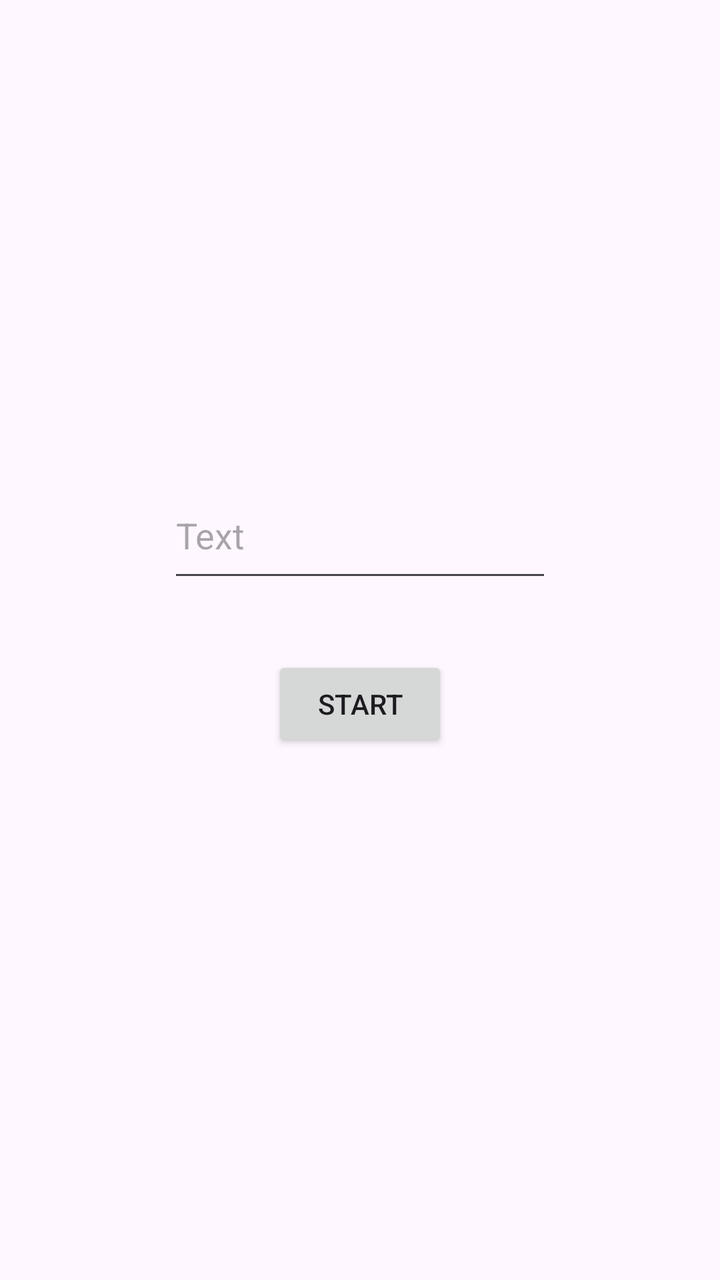
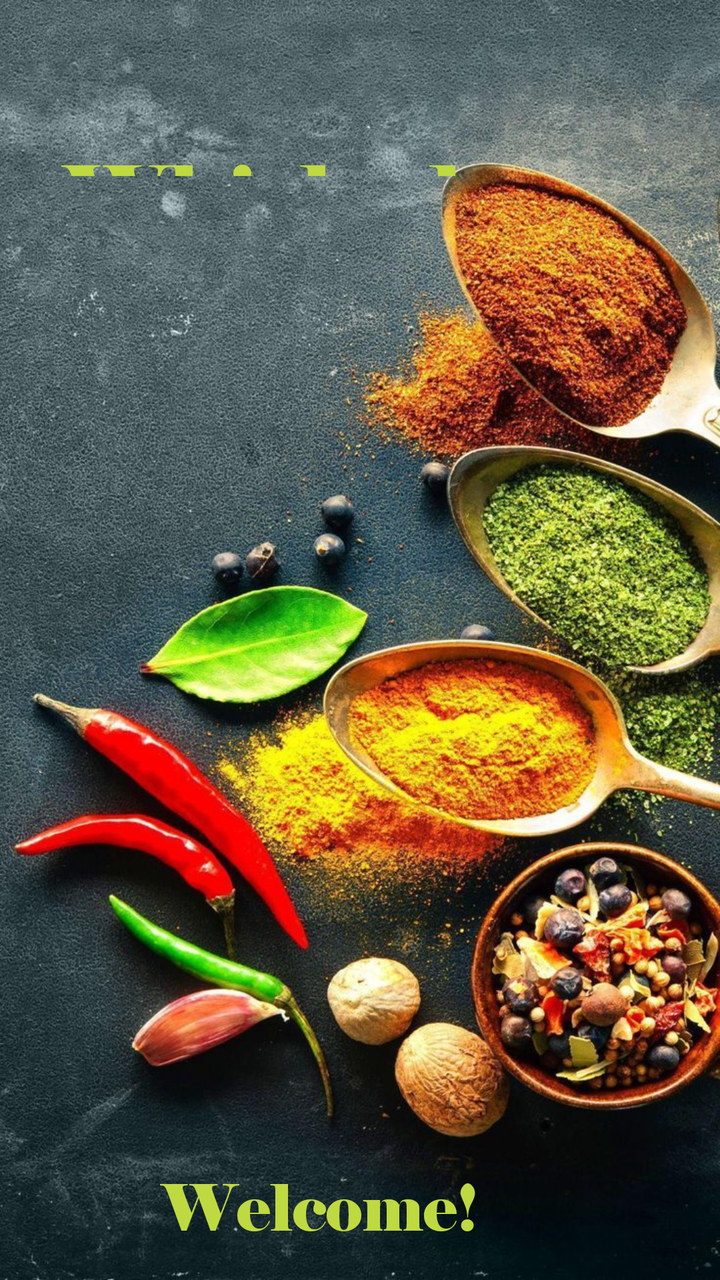

An Android layout rendered at two revisions. The XML below is the earlier revision; the diff shows what the commit changed to produce the second picture.
<!-- AndroidManifest.xml: application theme Theme.RecipesApp -->
<!-- res/layout/activity_splash.xml -->
<?xml version="1.0" encoding="utf-8"?>
<androidx.constraintlayout.widget.ConstraintLayout xmlns:android="http://schemas.android.com/apk/res/android"
        xmlns:tools="http://schemas.android.com/tools"
        xmlns:app="http://schemas.android.com/apk/res-auto"
        android:id="@+id/main"
        android:layout_width="match_parent"
        android:layout_height="match_parent"
        tools:context=".SplashActivity">

    <Button
            android:text="Start"
            android:layout_width="wrap_content"
            android:layout_height="wrap_content"
            android:id="@+id/button"
            app:layout_constraintStart_toStartOf="parent"
            android:layout_marginTop="32dp"
            app:layout_constraintTop_toBottomOf="@+id/send_text_id"
            app:layout_constraintEnd_toEndOf="parent" />

    <EditText
            android:layout_width="192dp"
            android:layout_height="60dp"
            android:importantForAutofill="no"
            android:inputType="text"
            android:hint="Text"
            android:ems="10"
            android:id="@+id/send_text_id"
            app:layout_constraintTop_toTopOf="parent"
            app:layout_constraintStart_toStartOf="parent"
            android:layout_marginTop="236dp"
            app:layout_constraintEnd_toEndOf="parent"
            tools:ignore="LabelFor" />

</androidx.constraintlayout.widget.ConstraintLayout>
<!-- resources referenced by this layout -->
<resources>
  <style name="Theme.RecipesApp" parent="Base.Theme.RecipesApp" />
  <style name="Base.Theme.RecipesApp" parent="Theme.Material3.DayNight.NoActionBar">
          
          
      </style>
</resources>

<!-- the commit's change to res/layout/activity_splash.xml (unified diff, before → after) -->
@@ -7,28 +7,67 @@
         android:layout_height="match_parent"
         tools:context=".SplashActivity">
 
-    <Button
-            android:text="Start"
-            android:layout_width="wrap_content"
-            android:layout_height="wrap_content"
-            android:id="@+id/button"
-            app:layout_constraintStart_toStartOf="parent"
-            android:layout_marginTop="32dp"
-            app:layout_constraintTop_toBottomOf="@+id/send_text_id"
-            app:layout_constraintEnd_toEndOf="parent" />
-
-    <EditText
-            android:layout_width="192dp"
-            android:layout_height="60dp"
-            android:importantForAutofill="no"
-            android:inputType="text"
-            android:hint="Text"
-            android:ems="10"
-            android:id="@+id/send_text_id"
+    <ImageView
+            android:layout_width="0dp"
+            android:layout_height="0dp"
+            android:adjustViewBounds="true"
+            android:contentDescription="@string/background"
+            android:scaleType="centerCrop"
+            android:src="@drawable/bg"
+            android:id="@+id/imageView"
+            app:layout_constraintEnd_toEndOf="parent"
             app:layout_constraintTop_toTopOf="parent"
             app:layout_constraintStart_toStartOf="parent"
-            android:layout_marginTop="236dp"
+            app:layout_constraintBottom_toBottomOf="parent" />
+
+    <TextView
+            android:text="@string/whisked"
+            android:textSize="45sp"
+            android:gravity="center"
+            android:textColor="@color/green"
+            android:fontFamily="@font/elephant"
+            android:layout_width="230dp"
+            android:layout_height="0dp"
+            android:id="@+id/textView3"
+            android:layout_marginTop="71dp"
+            android:layout_marginBottom="481dp"
+            app:layout_constraintBottom_toTopOf="@+id/linearLayout2"
+            app:layout_constraintTop_toTopOf="parent"
+            app:layout_constraintStart_toStartOf="parent"
+            android:layout_marginStart="16dp" />
+
+    <LinearLayout
+            android:orientation="horizontal"
+            android:layout_width="225dp"
+            android:layout_height="71dp"
+            android:id="@+id/linearLayout2"
+            app:layout_constraintTop_toBottomOf="@+id/textView3"
             app:layout_constraintEnd_toEndOf="parent"
-            tools:ignore="LabelFor" />
+            app:layout_constraintStart_toStartOf="parent"
+            app:layout_constraintBottom_toBottomOf="parent">
+
+        <TextView
+                android:text="@string/welcome"
+                android:textSize="32sp"
+                android:gravity="center"
+                android:textColor="@color/green"
+                android:fontFamily="@font/elephant"
+                android:layout_width="wrap_content"
+                android:layout_height="match_parent"
+                android:id="@+id/textView4"
+                android:layout_weight="1" />
+
+        <ProgressBar
+                style="?android:attr/progressBarStyle"
+                android:gravity="center"
+                android:indeterminateTint="@color/green"
+                android:progressBackgroundTint="@color/green"
+                android:progressTint="@color/green"
+                android:layout_width="15sp"
+                android:layout_height="match_parent"
+                android:id="@+id/progressBar2"
+                android:layout_weight="1" />
+
+    </LinearLayout>
 
 </androidx.constraintlayout.widget.ConstraintLayout>
<!-- resource entries referenced after the edit -->
@@ -1,5 +1,10 @@
 <!-- resources referenced by this layout -->
 <resources>
+  <color name="green">#bfd940</color>
+  <!-- drawable bg: jpg bitmap (drawable, 282939 bytes) -->
+  <string name="background">Background</string>
+  <string name="welcome">Welcome!</string>
+  <string name="whisked">Whisked</string>
   <style name="Theme.RecipesApp" parent="Base.Theme.RecipesApp" />
   <style name="Base.Theme.RecipesApp" parent="Theme.Material3.DayNight.NoActionBar">
           
